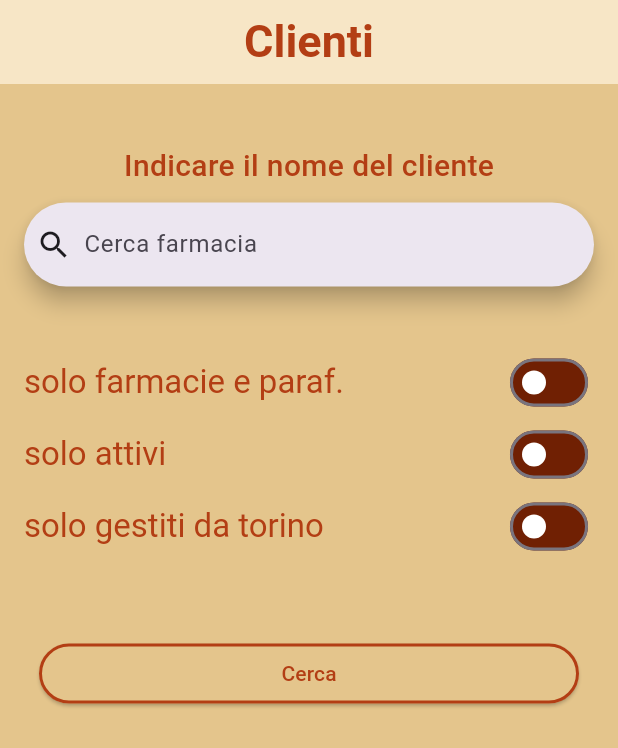
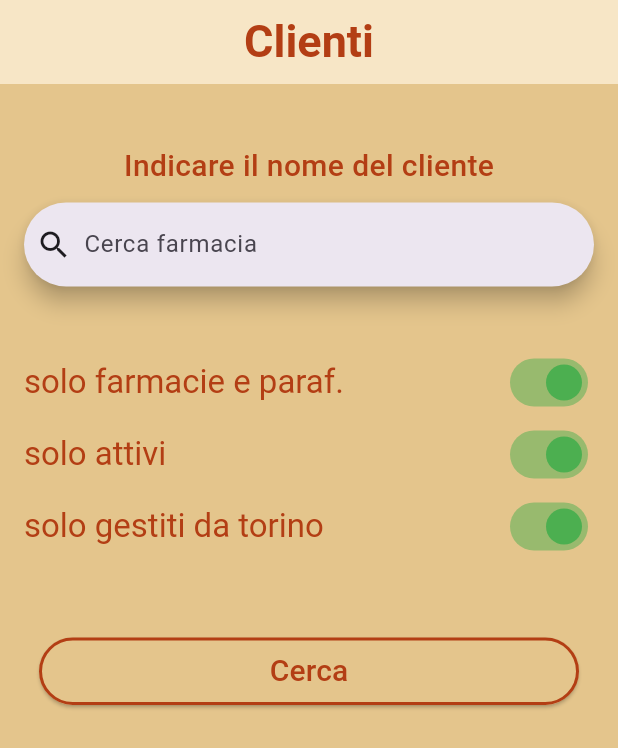
Before and after one commit to anish77/farmagest, a Flutter app: the ClientiPage screen opened directly, after a tap on "Cerca", on a phone screen of 412 x 824 dp. Shown: the top 748 px of the screen. Run offline on Flutter 3.47's test engine with Material 3 defaults, Android fonts, the phone set to English and light mode, and no system bars; our stand-ins replace flutter_riverpod, logger, table_calendar; missing offline and left inert: tcp_socket_connection.

Commit message:
- gestione della switch buttons

```diff
--- a/lib/data/constants.dart
+++ b/lib/data/constants.dart
@@ -20,10 +20,28 @@ String kFarmacia = 'Borga';
 const kAggiornoBbs = 'aggiorna_bbsinfo:';
 const kOk = 'ok';
 const kErr = 'err:';
+String kSoloFarmParafarm = 'FDPC';
+String kSoloAttivi = 'A';
+String kSoloGestTorino = ' GUBR';
 
-String kCercaFarmacia(kFarmacia) {
+String kCercaFarmacia(
+  kFarmacia,
+  isSoloFarmParafarm,
+  isSoloAttivi,
+  isSoloGestTorino,
+) {
+  if (isSoloFarmParafarm == false) {
+    kSoloFarmParafarm = '';
+  }
+  if (isSoloAttivi == false) {
+    kSoloAttivi = '';
+  }
+  if (isSoloGestTorino == false) {
+    kSoloGestTorino = '';
+  }
   String kRiceFarma =
-      'riceditt: [["","$kFarmacia","FDPC,A, GUBR,"],"DI",["D1","D2","N11","N13","N2","N2A","N2B","N3","N4","N5"]]';
+      'riceditt: [["","$kFarmacia","$kSoloFarmParafarm,$kSoloAttivi,$kSoloGestTorino,"],"DI",["D1","D2","N11","N13","N2","N2A","N2B","N3","N4","N5"]]';
+
   return kRiceFarma;
 }
 
--- a/lib/screens/agenda_detail_page.dart
+++ b/lib/screens/agenda_detail_page.dart
@@ -119,11 +119,7 @@ class AgendaDetailPage extends StatelessWidget {
         leading: IconButton(
           icon: Icon(Icons.arrow_back),
           onPressed: () {
-            // todo
-            // Qui puoi aggiungere logica personalizzata prima di tornare indietro
-            // Navigator.pop(context);
             Navigator.of(context).pop();
-            //Navigator.popUntil(context, ModalRoute.withName(AgendaPage()));
           },
         ),
       ),
--- a/lib/screens/agenda_page.dart
+++ b/lib/screens/agenda_page.dart
@@ -78,7 +78,7 @@ class AgendaPageState extends ConsumerState<AgendaPage> {
                         tcpConnection.sendMessage(ricerca);
                         List<dynamic> fullJson =
                             await tcpConnection.getFullResponseAsList();
-
+                        if (!context.mounted) return;
                         Navigator.of(context).push(
                           MaterialPageRoute(
                             builder:
--- a/lib/screens/clienti_page.dart
+++ b/lib/screens/clienti_page.dart
@@ -1,7 +1,6 @@
 import 'package:farmagest/data/constants.dart';
 import 'package:farmagest/provider/tcp_connection.dart';
 import 'package:farmagest/screens/elenco_farmacie.dart';
-import 'package:farmagest/widgets/switch_row.dart';
 import 'package:flutter/material.dart';
 import 'package:flutter_riverpod/flutter_riverpod.dart';
 
@@ -14,6 +13,22 @@ class ClientiPage extends ConsumerStatefulWidget {
 
 class _ClientiPageState extends ConsumerState<ClientiPage> {
   final TextEditingController _searchController = TextEditingController();
+
+  bool isFarmParaf = true; // Stato iniziale dello switch
+  bool isAttivi = true; // Stato iniziale dello switch
+  bool isSoloTorino = true; // Stato iniziale dello switch
+
+  void handleSwitchChange(String filter, bool value) {
+    setState(() {
+      if (filter == kClientiSoloFarm) {
+        isFarmParaf = value;
+      } else if (filter == kClientiSoloAttivi) {
+        isAttivi = value;
+      } else if (filter == kClientiGestTorino) {
+        isSoloTorino = value;
+      }
+    });
+  }
 
   @override
   Widget build(BuildContext context) {
@@ -62,45 +77,37 @@ class _ClientiPageState extends ConsumerState<ClientiPage> {
                           controller: _searchController,
                         ),
                         SizedBox(height: 40),
-                        SwitchRow(titlo: kClientiSoloFarm),
-                        SwitchRow(titlo: kClientiSoloAttivi),
-                        SwitchRow(titlo: kClientiGestTorino),
+
+                        customSwitchRow(
+                          context,
+                          kClientiSoloFarm,
+                          isFarmParaf,
+                          (value) {
+                            handleSwitchChange(kClientiSoloFarm, value);
+                          },
+                        ),
+                        customSwitchRow(context, kClientiSoloAttivi, isAttivi, (
+                          value,
+                        ) {
+                          handleSwitchChange(kClientiSoloAttivi, value);
+                        }),
+                        customSwitchRow(
+                          context,
+                          kClientiGestTorino,
+                          isSoloTorino,
+                          (value) {
+                            handleSwitchChange(kClientiGestTorino, value);
+                          },
+                        ),
                         SizedBox(height: 40),
                         Row(
                           children: [
                             Expanded(
                               child: Padding(
                                 padding: const EdgeInsets.all(10.0),
-                                child: ElevatedButton(
-                                  onPressed: () async {
-                                    tcpConnection.sendMessage(
-                                      kCercaFarmacia(_searchController.text),
-                                    );
-                                    List<dynamic> fullJson =
-                                        await tcpConnection
-                                            .getFullResponseAsList();
-
-                                    Navigator.of(context).push(
-                                      MaterialPageRoute(
-                                        builder:
-                                            (context) => ElencoFarmacie(
-                                              farmaciaDati: fullJson,
-                                            ),
-                                      ),
-                                    );
-                                  },
-                                  style: ButtonStyle(
-                                    backgroundColor: WidgetStateProperty.all(
-                                      kLightBrown,
-                                    ),
-                                    side: WidgetStateProperty.all(
-                                      BorderSide(color: kAmberRed, width: 2.0),
-                                    ),
-                                  ),
-                                  child: Text(
-                                    'Cerca',
-                                    style: (TextStyle(color: kAmberRed)),
-                                  ),
+                                child: SizedBox(
+                                  height: 45,
+                                  child: customButton(tcpConnection, context),
                                 ),
                               ),
                             ),
@@ -117,4 +124,65 @@ class _ClientiPageState extends ConsumerState<ClientiPage> {
       ),
     );
   }
+
+  Widget customSwitchRow(
+    BuildContext context,
+    String filter,
+    bool selectedValue,
+    ValueChanged<bool> onChanged,
+  ) {
+    return Row(
+      children: [
+        Text(
+          filter,
+          style: Theme.of(
+            context,
+          ).textTheme.titleLarge!.copyWith(color: kAmberRed),
+        ),
+        Spacer(),
+        Switch(
+          value: selectedValue,
+          onChanged: (value) {
+            onChanged(
+              value,
+            ); // 🔥 Notifica il genitore passando il nuovo valore
+          },
+          activeColor: Colors.green, // Colore della pallina quando è attivo
+          inactiveThumbColor:
+              Colors.white, // Colore della pallina quando è disattivo
+          inactiveTrackColor: kAmberRed2,
+        ),
+      ],
+    );
+  }
+
+  ElevatedButton customButton(
+    TcpConnectionNotifier tcpConnection,
+    BuildContext context,
+  ) {
+    return ElevatedButton(
+      onPressed: () async {
+        tcpConnection.sendMessage(
+          kCercaFarmacia(
+            _searchController.text,
+            isFarmParaf,
+            isAttivi,
+            isSoloTorino,
+          ),
+        );
+        List<dynamic> fullJson = await tcpConnection.getFullResponseAsList();
+        if (!context.mounted) return;
+        Navigator.of(context).push(
+          MaterialPageRoute(
+            builder: (context) => ElencoFarmacie(farmaciaDati: fullJson),
+          ),
+        );
+      },
+      style: ButtonStyle(
+        backgroundColor: WidgetStateProperty.all(kLightBrown),
+        side: WidgetStateProperty.all(BorderSide(color: kAmberRed, width: 2.0)),
+      ),
+      child: Text('Cerca', style: (TextStyle(color: kAmberRed, fontSize: 20))),
+    );
+  }
 }
--- a/lib/screens/dettaglio_farmacia.dart
+++ b/lib/screens/dettaglio_farmacia.dart
@@ -147,7 +147,7 @@ class _DettaglioFarmaciaState extends ConsumerState<DettaglioFarmacia> {
                 );
                 await tcpConnection.getResponse(context);
               },
-              child: Text("data"),
+              child: Text("Invia aggiornamento"),
             ),
           ],
         ),
```
Also changed, not shown: lib/screens/login_page.dart (+22 -18 lines), 1 other file.
